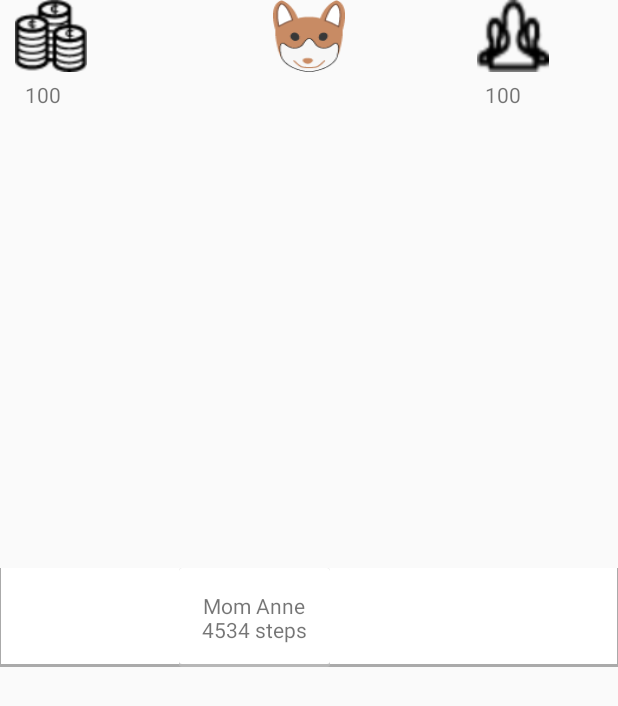
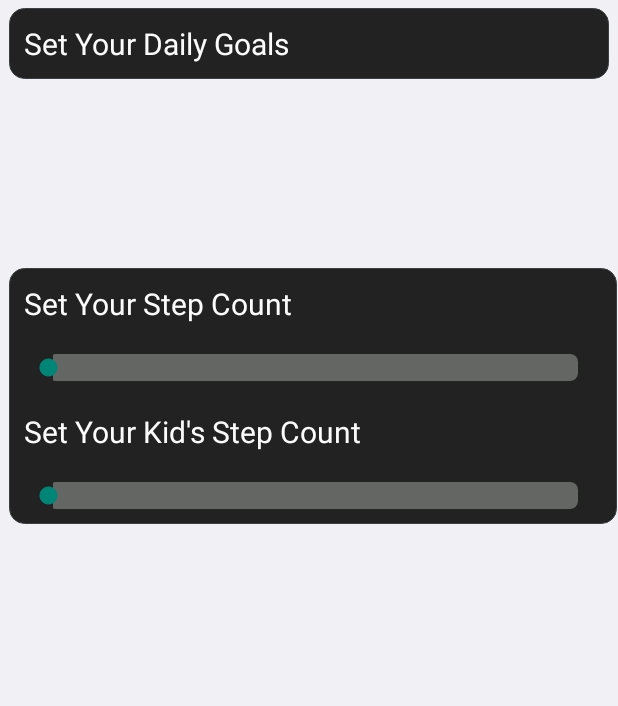
Before and after one commit to RahulJKVerma/kidsense, an Android app: the layout activityfragment.xml on its own in the app's theme, with its tools: preview values and no code run, on a phone screen of 412 x 824 dp. Shown: the top 706 px of the screen. Run offline under Robolectric (Android 15) with nearby library versions, the phone set to English and light mode, and no system bars.

Commit message:
Revert "front end"
This reverts commit b542662709ed20b6460a8099143cfe1bbd9453f3.

reverted the profile page changes

```diff
--- a/TreasureTrail 2/app/src/main/res/drawable/buttons_state.xml
+++ /dev/null
@@ -1,4 +0,0 @@
-<?xml version="1.0" encoding="utf-8"?>
-<selector xmlns:android="http://schemas.android.com/apk/res/android">
-
-</selector>
--- a/TreasureTrail 2/app/src/main/res/layout/activityfragment.xml
+++ b/TreasureTrail 2/app/src/main/res/layout/activityfragment.xml
@@ -1,114 +1,99 @@
 <?xml version="1.0" encoding="utf-8"?>
+<!-- <LinearLayout xmlns:android="http://schemas.android.com/apk/res/android"
+    android:layout_width="match_parent"
+    android:layout_height="match_parent"
+    android:orientation="vertical" >
 
-<RelativeLayout
-    xmlns:android="http://schemas.android.com/apk/res/android"
-    android:layout_width="match_parent"
-    android:layout_height="match_parent"  >
-    <LinearLayout
-        android:layout_width="wrap_content"
-        android:layout_height="wrap_content"
-        android:id="@+id/linearLayout2">
-
-        <RelativeLayout
-            android:layout_width="wrap_content"
-            android:layout_height="wrap_content">
-            <!-- coins, teammates-->
      <ImageView
-                android:layout_width="48dp"
-                android:layout_height="48dp"
-                android:id="@+id/coins"
-                android:background="@drawable/coins"
-                android:layout_marginLeft="10dp"
-                android:layout_marginStart="10dp"
-                android:layout_alignParentLeft="true"
-                android:layout_alignParentStart="true"
-               />
-            <TextView
-                android:layout_width="wrap_content"
-                android:layout_height="wrap_content"
-                android:layout_gravity="center"
-                android:gravity="center"
-                android:padding="5dp"
-                android:text="100"
-                android:layout_centerHorizontal="true"
-                android:layout_centerVertical="true"
-                android:layout_below="@+id/coins" />
+        android:id="@+id/idprofile"
+        android:layout_width="fill_parent"
+        android:layout_height="fill_parent"
+        android:contentDescription="@string/profile"
+        android:orientation="horizontal"
+        android:src="@drawable/a2" />
 
 
-        </RelativeLayout>
-        <RelativeLayout
-            android:layout_width="wrap_content"
-            android:layout_height="wrap_content">
-            <!-- coins, teammates-->
 
 
-        </RelativeLayout>
+</LinearLayout>-->
 
-        </LinearLayout>
 
-    <LinearLayout android:orientation="vertical"
-        android:layout_width="match_parent"
+
+<RelativeLayout xmlns:android="http://schemas.android.com/apk/res/android"
+    android:layout_width="fill_parent"
+    android:layout_height="fill_parent"
+    android:background="#F0F0F5" >
+    <LinearLayout
+        android:layout_width="fill_parent"
         android:layout_height="wrap_content"
+        android:layout_margin="5dp"
+        android:background="@drawable/background_view_rounded_single"
+        android:orientation="vertical"
+        android:visibility="visible"
         android:id="@+id/linearLayout">
 
-    </LinearLayout>
 
-    <RelativeLayout
-        xmlns:android="http://schemas.android.com/apk/res/android"
-        android:layout_width="match_parent"
-        android:layout_height="wrap_content"
-        android:gravity="center"
-        android:background="@drawable/rowshadow"
-        android:id="@+id/leaderboardid"
-        android:layout_centerVertical="true"
-        android:layout_alignParentLeft="true"
-        android:layout_alignParentStart="true">
+
+
 
         <TextView
             android:layout_width="wrap_content"
             android:layout_height="wrap_content"
-            android:layout_gravity="center"
-            android:gravity="center"
-            android:padding="15dp"
-            android:background="@drawable/layer_card_background"
-            android:text="Mom Anne\n4534 steps"
-            android:layout_alignParentTop="true"
-            android:layout_alignParentRight="true"
-            android:layout_alignParentEnd="true"
-            android:layout_marginRight="72dp"
-            android:layout_marginEnd="72dp" />
-    </RelativeLayout>
+            android:padding="10dp"
+            android:text="Set Your Daily Goals"
+            android:textColor="#fcfcfc"
+            android:textSize="20sp" />
+    </LinearLayout>
+    <LinearLayout
+        android:layout_width="fill_parent"
+        android:layout_height="wrap_content"
+        android:background="@drawable/background_view_rounded_single"
+        android:orientation="vertical"
+        android:visibility="visible"
+        android:layout_below="@+id/linearLayout"
+        android:layout_alignLeft="@+id/linearLayout"
+        android:layout_alignStart="@+id/linearLayout"
+        android:layout_marginTop="120dp">
 
-    <ImageView
-        android:layout_width="48dp"
-        android:layout_height="48dp"
-        android:id="@+id/pet1"
-        android:background="@drawable/pet1"
-        android:layout_below="@+id/linearLayout"
-        android:layout_centerHorizontal="true" />
+
+
+
 
         <TextView
             android:layout_width="wrap_content"
             android:layout_height="wrap_content"
-        android:layout_gravity="center"
-        android:gravity="center"
-        android:padding="5dp"
-        android:text="100"
-        android:layout_marginRight="59dp"
-        android:layout_marginEnd="59dp"
-        android:layout_alignBottom="@+id/linearLayout2"
-        android:layout_alignParentRight="true"
-        android:layout_alignParentEnd="true"
-        android:id="@+id/textView" />
+            android:padding="10dp"
+            android:text="Set Your Step Count"
+            android:textColor="#fcfcfc"
+            android:textSize="20sp" />
 
-    <ImageView
-        android:layout_width="48dp"
-        android:layout_height="48dp"
-        android:id="@+id/teammates"
-        android:background="@drawable/teammate"
-        android:layout_above="@+id/textView"
-        android:layout_alignLeft="@+id/textView"
-        android:layout_alignStart="@+id/textView" />
+        <SeekBar
+            android:id="@+id/stepCountParent"
+            android:layout_width="fill_parent"
+            android:layout_height="wrap_content"
+            android:layout_margin="10dp"
+            android:max="100"
+            android:progress="0"
+            android:progressDrawable="@drawable/progressbar"
+            android:secondaryProgress="0" />
 
+        <TextView
+            android:layout_width="wrap_content"
+            android:layout_height="wrap_content"
+            android:padding="10dp"
+            android:text="Set Your Kid's Step Count"
+            android:textColor="#fcfcfc"
+            android:textSize="20sp" />
+
+        <SeekBar
+            android:id="@+id/stepCountKid"
+            android:layout_width="fill_parent"
+            android:layout_height="wrap_content"
+            android:layout_margin="10dp"
+            android:max="100"
+            android:progress="0"
+            android:progressDrawable="@drawable/progressbar"
+            android:secondaryProgress="0" />
+    </LinearLayout>
 
 </RelativeLayout>
```
Also changed, not shown: TreasureTrail 2/app/src/main/java/edu/berkeley/mims/treasuretrail/MainActivity.java (+1 -10 lines), TreasureTrail 2/app/src/main/res/drawable/bg_parent_rounded_corner.xml (deleted, +0 -19 lines), TreasureTrail 2/app/src/main/res/drawable/button_state_pressed.xml (deleted, +0 -17 lines), TreasureTrail 2/app/src/main/res/layout/layout_list_item.xml (deleted, +0 -100 lines), TreasureTrail 2/app/src/main/res/layout/leaderboardfragment.xml (+31 -33 lines), TreasureTrail 2/app/src/main/res/layout/profilefragment.xml (+8 -11 lines), TreasureTrail 2/app/src/main/res/values/colors.xml (+0 -7 lines), TreasureTrail 2/app/src/main/res/values/dimens.xml (+0 -14 lines), TreasureTrail 2/app/src/main/res/drawable/coins.png (deleted), TreasureTrail 2/app/src/main/res/drawable/teammate.png (deleted). Lines whose indentation alone changed are shown as unchanged.
